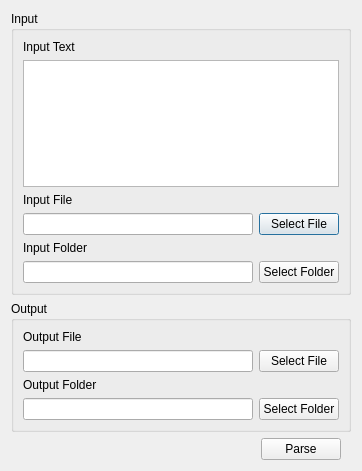
Qt form src/historyparser.ui (Z0mBee/HandHistoryParser) before a commit.
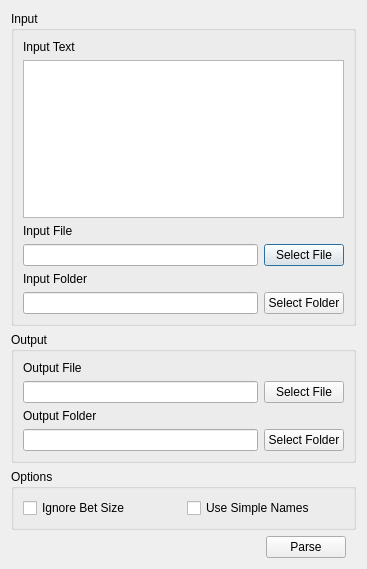
The same form after that commit. Icons and pictures are not drawn.

Commit message: Added options for ignoring betsize and simple names

```diff
--- a/src/historyparser.ui
+++ b/src/historyparser.ui
@@ -6,8 +6,8 @@
    <rect>
     <x>0</x>
     <y>0</y>
-    <width>362</width>
-    <height>471</height>
+    <width>367</width>
+    <height>569</height>
    </rect>
   </property>
   <property name="windowTitle">
@@ -146,6 +146,29 @@
      </layout>
     </widget>
    </item>
+   <item>
+    <widget class="QGroupBox" name="groupBox_3">
+     <property name="title">
+      <string>Options</string>
+     </property>
+     <layout class="QHBoxLayout" name="horizontalLayout_6">
+      <item>
+       <widget class="QCheckBox" name="checkBoxIgnoreBetSize">
+        <property name="text">
+         <string>Ignore Bet Size</string>
+        </property>
+       </widget>
+      </item>
+      <item>
+       <widget class="QCheckBox" name="checkBoxSimpleNames">
+        <property name="text">
+         <string>Use Simple Names</string>
+        </property>
+       </widget>
+      </item>
+     </layout>
+    </widget>
+   </item>
    <item>
     <layout class="QHBoxLayout" name="horizontalLayout_5">
      <property name="leftMargin">
```
Left out of the diff: 4 changed lines with no effect on the pictures. The commit also changes 7 other files.
